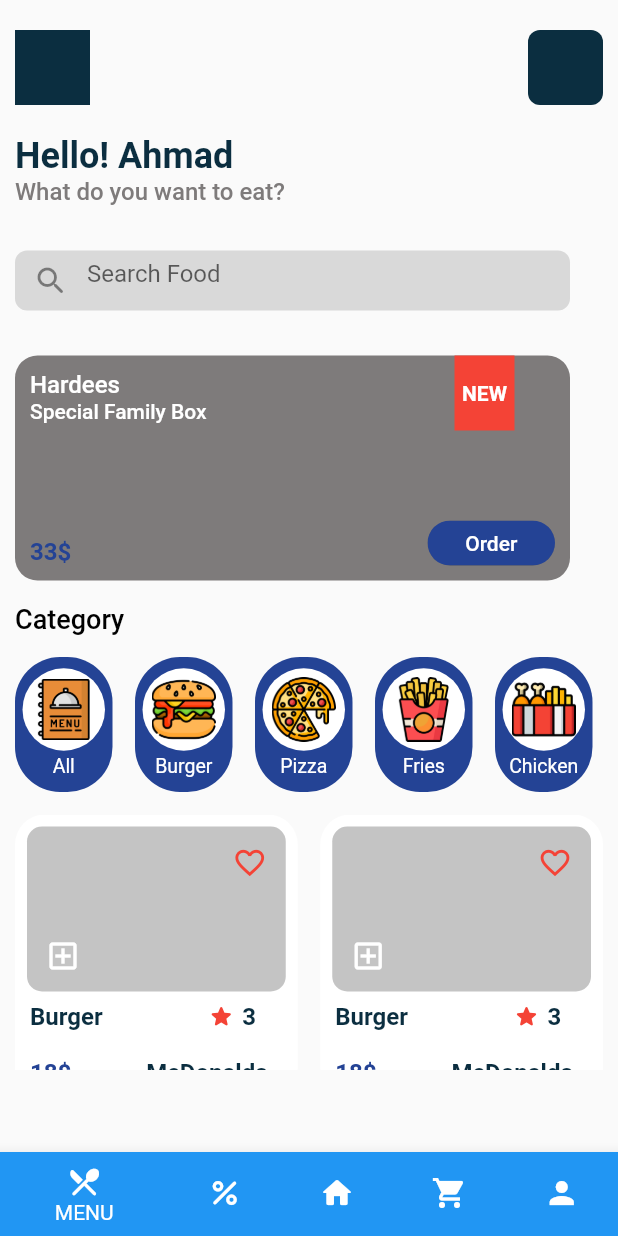
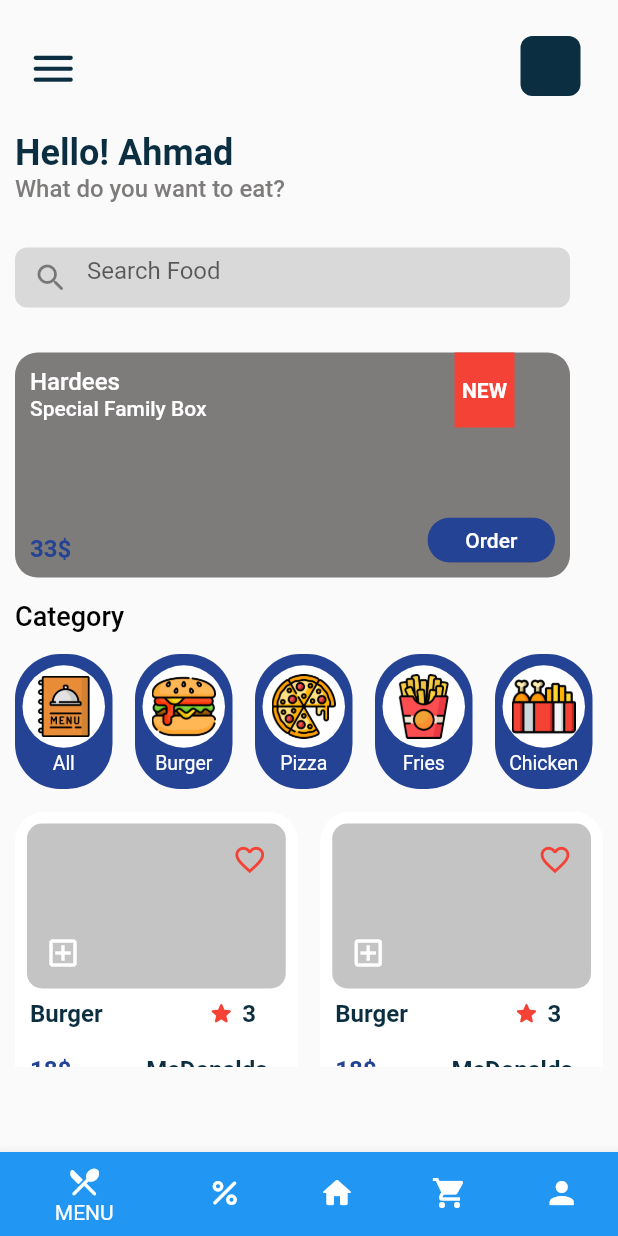
Before and after one commit to ahmadshakir21/Eagle_Food_Ordering_App, a Flutter app: the HomeScreen screen opened directly, on a phone screen of 412 x 824 dp. Run offline on Flutter 3.47's test engine with Material 2 defaults, Android fonts, the light colour scheme and no system bars; our stand-ins replace font_awesome_flutter, lottie, smooth_page_indicator.

Commit message:
Adding Drawer

```diff
--- a/lib/screens/home_screen.dart
+++ b/lib/screens/home_screen.dart
@@ -1,31 +1,104 @@
 import 'package:flutter/material.dart';
 import 'package:font_awesome_flutter/font_awesome_flutter.dart';
+import 'package:food_ordering_app/widgets/drawer_items.dart';
 import 'package:food_ordering_app/widgets/item_info.dart';
 import 'package:food_ordering_app/widgets/new_offer_item.dart';
 
 class HomeScreen extends StatelessWidget {
   HomeScreen({Key? key}) : super(key: key);
+  GlobalKey<ScaffoldState> scaffoldKey = GlobalKey<ScaffoldState>();
   @override
   Widget build(BuildContext context) {
     return Scaffold(
+      key: scaffoldKey,
+      drawer: Drawer(
+        child: ListView(padding: EdgeInsets.zero, children: [
+          DrawerHeader(
+            decoration: const BoxDecoration(
+              color: Color(0xFF244395),
+            ),
+            child: Column(
+              crossAxisAlignment: CrossAxisAlignment.end,
+              children: [
+                IconButton(
+                    onPressed: () {},
+                    icon: const Icon(
+                      Icons.mode_edit_outline_rounded,
+                      color: Colors.white,
+                    )),
+                Row(
+                  children: [
+                    Container(
+                      height: 75,
+                      width: 75,
+                      decoration: BoxDecoration(
+                          color: const Color(0xFFC3C3C3),
+                          borderRadius: BorderRadius.circular(10)),
+                    ),
+                    const SizedBox(
+                      width: 10,
+                    ),
+                    Container(
+                      height: 75,
+                      child: Column(
+                        mainAxisAlignment: MainAxisAlignment.center,
+                        crossAxisAlignment: CrossAxisAlignment.start,
+                        children: const [
+                          Text(
+                            "Ahmad Shakir",
+                            style: TextStyle(
+                                fontSize: 16,
+                                fontWeight: FontWeight.w500,
+                                color: Colors.white),
+                          ),
+                          SizedBox(
+                            height: 5,
+                          ),
+                          Text(
+                            "ahmad.shakir@gmail.com",
+                            style: TextStyle(
+                                fontSize: 14,
+                                fontWeight: FontWeight.w400,
+                                color: Colors.white),
+                          ),
+                        ],
+                      ),
+                    ),
+                  ],
+                ),
+              ],
+            ),
+          ),
+          const SizedBox(
+            height: 15,
+          ),
+          DrawerItems(icon: Icons.ballot, text: "My Order"),
+          DrawerItems(icon: Icons.favorite, text: "My Favorites"),
+          DrawerItems(icon: Icons.star_rounded, text: "Write Reviews"),
+          DrawerItems(icon: Icons.logout, text: "Logout"),
+        ]),
+      ),
       body: Column(
         mainAxisAlignment: MainAxisAlignment.start,
         crossAxisAlignment: CrossAxisAlignment.start,
         children: [
           Padding(
-            padding: const EdgeInsets.only(top: 20, right: 10, left: 10),
+            padding: const EdgeInsets.only(top: 20, right: 25, left: 10),
             child: Row(
               mainAxisAlignment: MainAxisAlignment.spaceBetween,
               children: [
-                // TODO: Create Drawer
+                IconButton(
+                    icon: const Icon(
+                      Icons.menu_rounded,
+                      size: 35,
+                      color: Color(0xFF0B2E40),
+                    ),
+                    onPressed: () {
+                      scaffoldKey.currentState!.openDrawer();
+                    }),
                 Container(
-                  height: 50,
-                  width: 50,
-                  color: const Color(0xFF0B2E40),
-                ),
-                Container(
-                  height: 50,
-                  width: 50,
+                  height: 40,
+                  width: 40,
                   decoration: BoxDecoration(
                       color: const Color(0xFF0B2E40),
                       borderRadius: BorderRadius.circular(8)),
--- a/lib/src/app.dart
+++ b/lib/src/app.dart
@@ -18,7 +18,7 @@ class MyApp extends StatelessWidget {
     return MaterialApp(
       title: 'Flutter Demo',
       debugShowCheckedModeBanner: false,
-      home: Successful(),
+      home: HomeScreen(),
     );
   }
 }
```
Also changed, not shown: lib/widgets/drawer_items.dart (added, +44 -0 lines).
